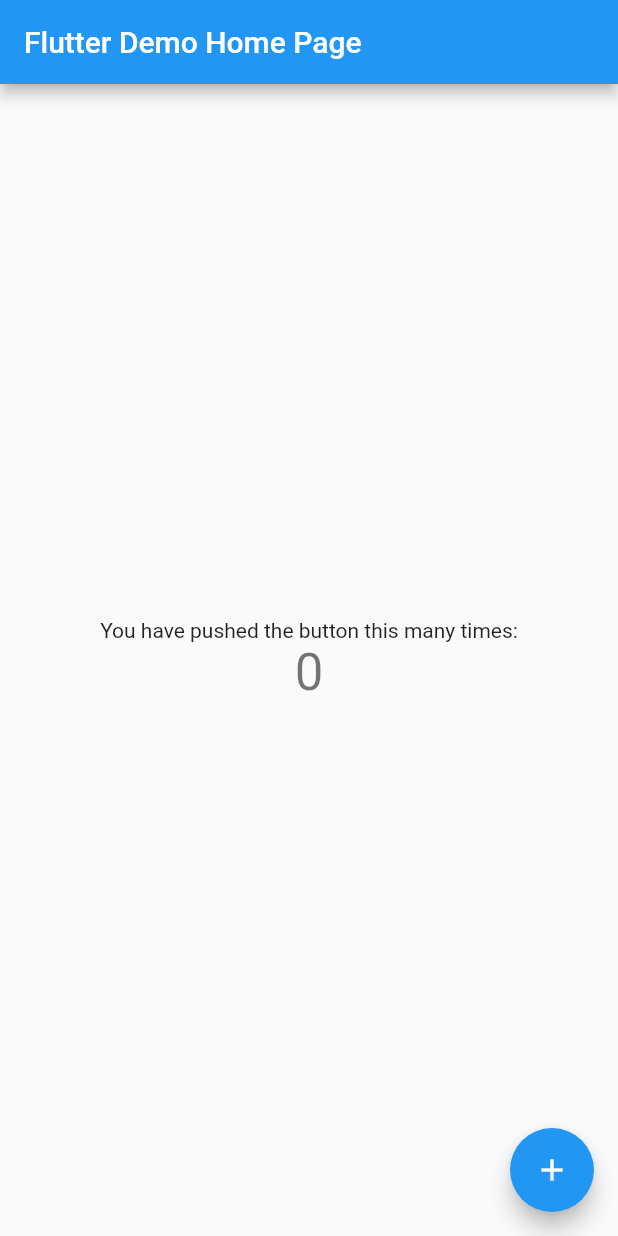
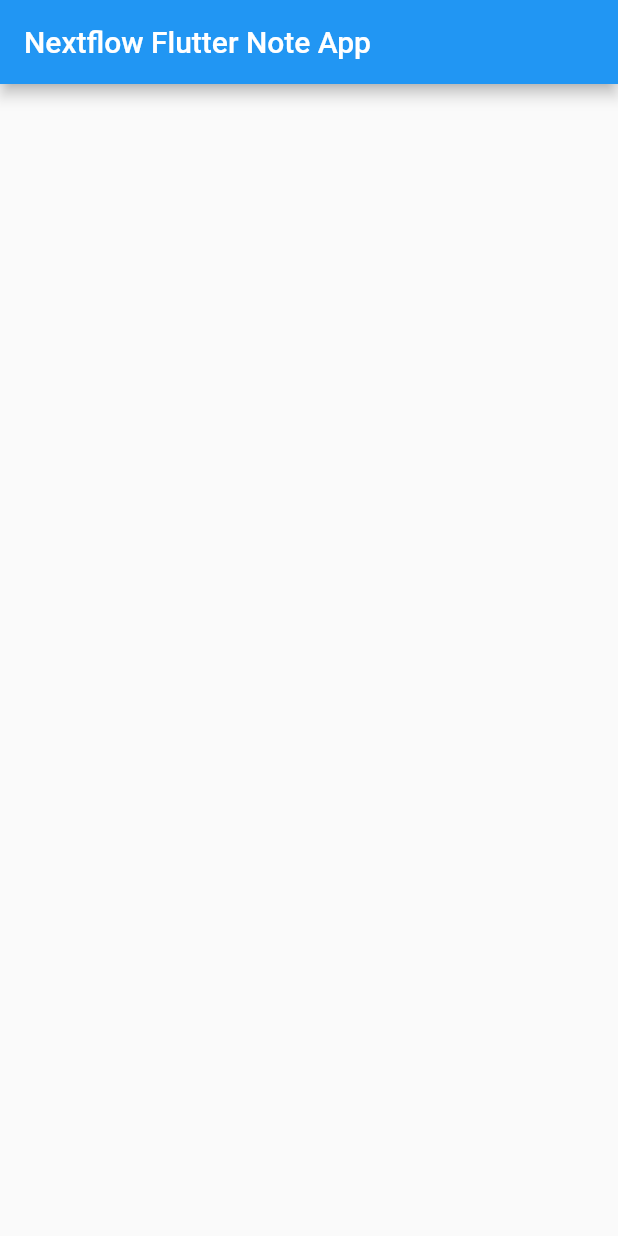
Before and after one commit to teerasej/nextflow_flutter_note_nav_with_form, a Flutter app: the screen it shows after launch, on a phone screen of 412 x 824 dp. Run offline on Flutter 3.47's test engine with Material 2 defaults, Android fonts, the phone set to English and light mode, and no system bars.

Commit message:
clear comment

```diff
--- a/lib/main.dart
+++ b/lib/main.dart
@@ -5,43 +5,21 @@ void main() {
 }
 
 class MyApp extends StatelessWidget {
-  // This widget is the root of your application.
   @override
   Widget build(BuildContext context) {
     return MaterialApp(
-      title: 'Flutter Demo',
+      title: 'Nextflow Flutter Note App',
       theme: ThemeData(
-        // This is the theme of your application.
-        //
-        // Try running your application with "flutter run". You'll see the
-        // application has a blue toolbar. Then, without quitting the app, try
-        // changing the primarySwatch below to Colors.green and then invoke
-        // "hot reload" (press "r" in the console where you ran "flutter run",
-        // or simply save your changes to "hot reload" in a Flutter IDE).
-        // Notice that the counter didn't reset back to zero; the application
-        // is not restarted.
         primarySwatch: Colors.blue,
-        // This makes the visual density adapt to the platform that you run
-        // the app on. For desktop platforms, the controls will be smaller and
-        // closer together (more dense) than on mobile platforms.
         visualDensity: VisualDensity.adaptivePlatformDensity,
       ),
-      home: MyHomePage(title: 'Flutter Demo Home Page'),
+      home: MyHomePage(title: 'Nextflow Flutter Note App'),
     );
   }
 }
 
 class MyHomePage extends StatefulWidget {
   MyHomePage({Key key, this.title}) : super(key: key);
-
-  // This widget is the home page of your application. It is stateful, meaning
-  // that it has a State object (defined below) that contains fields that affect
-  // how it looks.
-
-  // This class is the configuration for the state. It holds the values (in this
-  // case the title) provided by the parent (in this case the App widget) and
-  // used by the build method of the State. Fields in a Widget subclass are
-  // always marked "final".
 
   final String title;
 
@@ -50,68 +28,18 @@ class MyHomePage extends StatefulWidget {
 }
 
 class _MyHomePageState extends State<MyHomePage> {
-  int _counter = 0;
-
-  void _incrementCounter() {
-    setState(() {
-      // This call to setState tells the Flutter framework that something has
-      // changed in this State, which causes it to rerun the build method below
-      // so that the display can reflect the updated values. If we changed
-      // _counter without calling setState(), then the build method would not be
-      // called again, and so nothing would appear to happen.
-      _counter++;
-    });
-  }
-
   @override
   Widget build(BuildContext context) {
-    // This method is rerun every time setState is called, for instance as done
-    // by the _incrementCounter method above.
-    //
-    // The Flutter framework has been optimized to make rerunning build methods
-    // fast, so that you can just rebuild anything that needs updating rather
-    // than having to individually change instances of widgets.
     return Scaffold(
       appBar: AppBar(
-        // Here we take the value from the MyHomePage object that was created by
-        // the App.build method, and use it to set our appbar title.
         title: Text(widget.title),
       ),
       body: Center(
-        // Center is a layout widget. It takes a single child and positions it
-        // in the middle of the parent.
         child: Column(
-          // Column is also a layout widget. It takes a list of children and
-          // arranges them vertically. By default, it sizes itself to fit its
-          // children horizontally, and tries to be as tall as its parent.
-          //
-          // Invoke "debug painting" (press "p" in the console, choose the
-          // "Toggle Debug Paint" action from the Flutter Inspector in Android
-          // Studio, or the "Toggle Debug Paint" command in Visual Studio Code)
-          // to see the wireframe for each widget.
-          //
-          // Column has various properties to control how it sizes itself and
-          // how it positions its children. Here we use mainAxisAlignment to
-          // center the children vertically; the main axis here is the vertical
-          // axis because Columns are vertical (the cross axis would be
-          // horizontal).
           mainAxisAlignment: MainAxisAlignment.center,
-          children: <Widget>[
-            Text(
-              'You have pushed the button this many times:',
-            ),
-            Text(
-              '$_counter',
-              style: Theme.of(context).textTheme.headline4,
-            ),
-          ],
+          children: <Widget>[],
         ),
       ),
-      floatingActionButton: FloatingActionButton(
-        onPressed: _incrementCounter,
-        tooltip: 'Increment',
-        child: Icon(Icons.add),
-      ), // This trailing comma makes auto-formatting nicer for build methods.
     );
   }
 }
```
